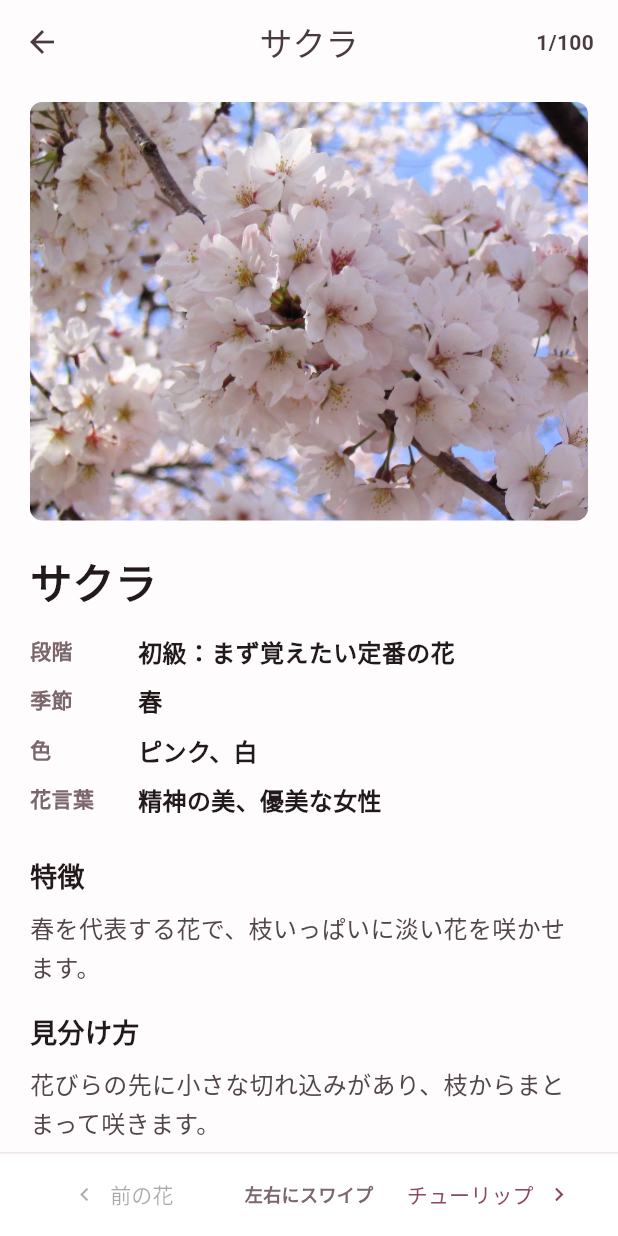
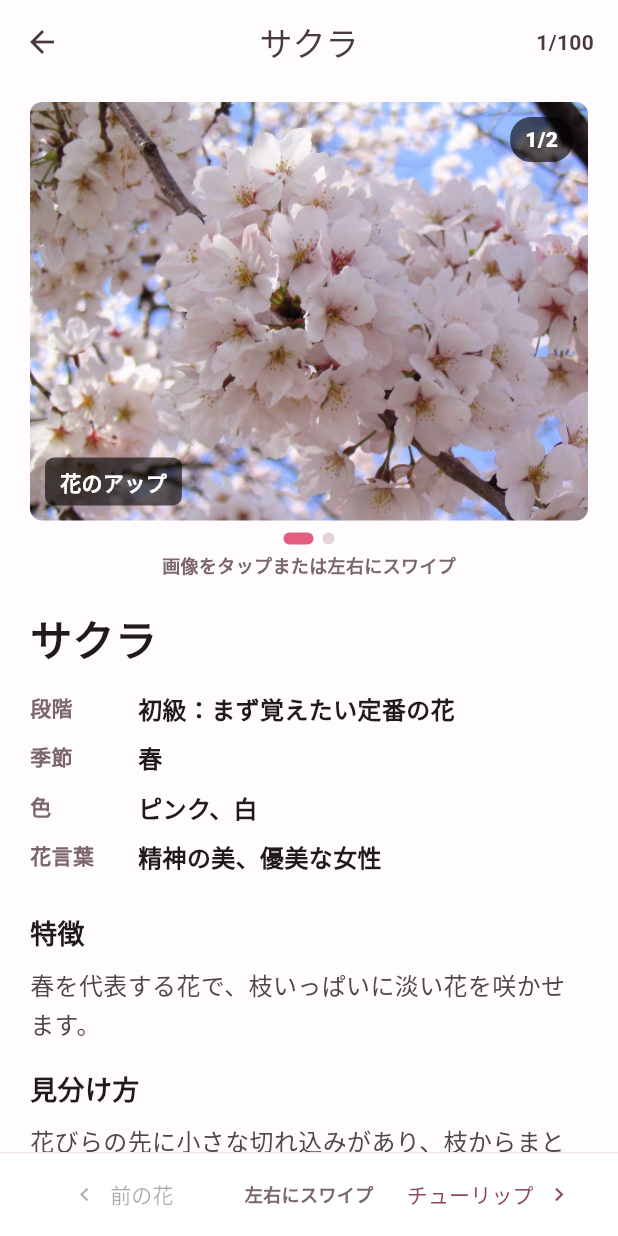
Before and after one commit to atto87/atto87.github.io, a Flutter app: the FlowerDetailScreen screen opened by its route, on a phone screen of 412 x 824 dp. Run offline on Flutter 3.47's test engine with Material 3 defaults, Android fonts, the phone set to English and light mode, and no system bars; our stand-ins replace shared_preferences; accounts and stored records are empty.

Commit message:
花の詳細に2枚目の画像を追加

```diff
--- a/lib/data/flower_data.dart
+++ b/lib/data/flower_data.dart
@@ -7,6 +7,7 @@ final List<Flower> flowers = [
     id: 'sakura',
     name: 'サクラ',
     imagePath: 'assets/images/sakura.jpg',
+    contextImagePath: 'assets/images/sakura_context.jpg',
     difficulty: FlowerDifficulty.beginner,
     season: '春',
     colors: ['ピンク', '白'],
@@ -18,6 +19,7 @@ final List<Flower> flowers = [
     id: 'tulip',
     name: 'チューリップ',
     imagePath: 'assets/images/tulip.jpg',
+    contextImagePath: 'assets/images/tulip_context.jpg',
     difficulty: FlowerDifficulty.beginner,
     season: '春',
     colors: ['赤', '黄', 'ピンク', '白', '紫'],
@@ -29,6 +31,7 @@ final List<Flower> flowers = [
     id: 'sunflower',
     name: 'ヒマワリ',
     imagePath: 'assets/images/sunflower.jpg',
+    contextImagePath: 'assets/images/sunflower_context.jpg',
     difficulty: FlowerDifficulty.beginner,
     season: '夏',
     colors: ['黄', '茶'],
@@ -40,6 +43,7 @@ final List<Flower> flowers = [
     id: 'hydrangea',
     name: 'アジサイ',
     imagePath: 'assets/images/hydrangea.jpg',
+    contextImagePath: 'assets/images/hydrangea_context.jpg',
     difficulty: FlowerDifficulty.beginner,
     season: '梅雨',
     colors: ['青', '紫', 'ピンク', '白'],
@@ -50,6 +54,7 @@ final List<Flower> flowers = [
     id: 'cosmos',
     name: 'コスモス',
     imagePath: 'assets/images/cosmos.jpg',
+    contextImagePath: 'assets/images/cosmos_context.jpg',
     difficulty: FlowerDifficulty.beginner,
     season: '秋',
     colors: ['ピンク', '白', '赤'],
@@ -61,6 +66,7 @@ final List<Flower> flowers = [
     id: 'lavender',
     name: 'ラベンダー',
     imagePath: 'assets/images/lavender.jpg',
+    contextImagePath: 'assets/images/lavender_context.jpg',
     difficulty: FlowerDifficulty.beginner,
     season: '初夏',
     colors: ['紫'],
@@ -71,6 +77,7 @@ final List<Flower> flowers = [
     id: 'rose',
     name: 'バラ',
     imagePath: 'assets/images/rose.jpg',
+    contextImagePath: 'assets/images/rose_context.jpg',
     difficulty: FlowerDifficulty.beginner,
     season: '春から秋',
     colors: ['赤', 'ピンク', '白', '黄', '紫'],
@@ -82,6 +89,7 @@ final List<Flower> flowers = [
     id: 'camellia',
     name: 'ツバキ',
     imagePath: 'assets/images/camellia.jpg',
+    contextImagePath: 'assets/images/camellia_context.jpg',
     difficulty: FlowerDifficulty.beginner,
     season: '冬から春',
     colors: ['赤', 'ピンク', '白'],
@@ -93,6 +101,7 @@ final List<Flower> flowers = [
     id: 'ume',
     name: 'ウメ',
     imagePath: 'assets/images/ume.jpg',
+    contextImagePath: 'assets/images/ume_context.jpg',
     difficulty: FlowerDifficulty.beginner,
     season: '冬から春',
     colors: ['白', 'ピンク', '赤'],
@@ -104,6 +113,7 @@ final List<Flower> flowers = [
     id: 'nemophila',
     name: 'ネモフィラ',
     imagePath: 'assets/images/nemophila.jpg',
+    contextImagePath: 'assets/images/nemophila_context.jpg',
     difficulty: FlowerDifficulty.beginner,
     season: '春',
     colors: ['青', '白'],
@@ -910,6 +920,7 @@ Flower _flower({
   required String name,
   required FlowerDifficulty difficulty,
   String? imagePath,
+  String? contextImagePath,
   String season = '準備中',
   List<String> colors = const ['準備中'],
   String? description,
@@ -919,7 +930,10 @@ Flower _flower({
   return Flower(
     id: id,
     name: name,
-    imagePath: imagePath ?? placeholderFlowerImagePath,
+    imagePaths: [
+      imagePath ?? placeholderFlowerImagePath,
+      if (contextImagePath != null) contextImagePath,
+    ],
     difficulty: difficulty,
     season: season,
     colors: colors,
--- a/lib/models/flower.dart
+++ b/lib/models/flower.dart
@@ -2,7 +2,7 @@ class Flower {
   const Flower({
     required this.id,
     required this.name,
-    required this.imagePath,
+    required this.imagePaths,
     required this.difficulty,
     required this.season,
     required this.colors,
@@ -14,7 +14,8 @@ class Flower {
 
   final String id;
   final String name;
-  final String imagePath;
+  final List<String> imagePaths;
+  String get imagePath => imagePaths.first;
   final FlowerDifficulty difficulty;
   final String season;
   final List<String> colors;
--- a/lib/screens/flower_detail_screen.dart
+++ b/lib/screens/flower_detail_screen.dart
@@ -125,17 +125,7 @@ class _FlowerDetailPage extends StatelessWidget {
       key: PageStorageKey<String>('flower-detail-${flower.id}'),
       padding: const EdgeInsets.fromLTRB(20, 12, 20, 28),
       children: [
-        ClipRRect(
-          borderRadius: BorderRadius.circular(8),
-          child: AspectRatio(
-            aspectRatio: 4 / 3,
-            child: Image.asset(
-              flower.imagePath,
-              fit: BoxFit.cover,
-              errorBuilder: (_, __, ___) => const _LargePlaceholder(),
-            ),
-          ),
-        ),
+        _FlowerImageGallery(flower: flower),
         const SizedBox(height: 20),
         Text(
           flower.name,
@@ -152,6 +142,162 @@ class _FlowerDetailPage extends StatelessWidget {
         if (flower.similarFlowers.isNotEmpty)
           _SimilarFlowersSection(similarFlowerNames: flower.similarFlowers),
       ],
+    );
+  }
+}
+
+class _FlowerImageGallery extends StatefulWidget {
+  const _FlowerImageGallery({required this.flower});
+
+  final Flower flower;
+
+  @override
+  State<_FlowerImageGallery> createState() => _FlowerImageGalleryState();
+}
+
+class _FlowerImageGalleryState extends State<_FlowerImageGallery> {
+  late final PageController _controller;
+  int _currentIndex = 0;
+
+  @override
+  void initState() {
+    super.initState();
+    _controller = PageController();
+  }
+
+  @override
+  void dispose() {
+    _controller.dispose();
+    super.dispose();
+  }
+
+  @override
+  Widget build(BuildContext context) {
+    final imagePaths = widget.flower.imagePaths;
+    final hasMultipleImages = imagePaths.length > 1;
+
+    return Column(
+      children: [
+        ClipRRect(
+          borderRadius: BorderRadius.circular(8),
+          child: AspectRatio(
+            aspectRatio: 4 / 3,
+            child: GestureDetector(
+              onTap: hasMultipleImages ? _showNextImage : null,
+              child: Stack(
+                fit: StackFit.expand,
+                children: [
+                  PageView.builder(
+                    key: Key('flower-image-gallery-${widget.flower.id}'),
+                    controller: _controller,
+                    physics: hasMultipleImages
+                        ? const PageScrollPhysics()
+                        : const NeverScrollableScrollPhysics(),
+                    itemCount: imagePaths.length,
+                    onPageChanged: (index) {
+                      setState(() => _currentIndex = index);
+                    },
+                    itemBuilder: (context, index) => Image.asset(
+                      imagePaths[index],
+                      key: Key('flower-image-${widget.flower.id}-$index'),
+                      fit: BoxFit.cover,
+                      semanticLabel: index == 0
+                          ? '${widget.flower.name}の花のアップ'
+                          : '${widget.flower.name}の葉や株、群生の様子',
+                      errorBuilder: (_, __, ___) => const _LargePlaceholder(),
+                    ),
+                  ),
+                  Positioned(
+                    top: 10,
+                    right: 10,
+                    child: DecoratedBox(
+                      decoration: BoxDecoration(
+                        color: Colors.black.withValues(alpha: 0.62),
+                        borderRadius: BorderRadius.circular(14),
+                      ),
+                      child: Padding(
+                        padding: const EdgeInsets.symmetric(
+                          horizontal: 10,
+                          vertical: 5,
+                        ),
+                        child: Text(
+                          '${_currentIndex + 1}/${imagePaths.length}',
+                          style: const TextStyle(
+                            color: Colors.white,
+                            fontWeight: FontWeight.w800,
+                          ),
+                        ),
+                      ),
+                    ),
+                  ),
+                  Positioned(
+                    left: 10,
+                    bottom: 10,
+                    child: DecoratedBox(
+                      decoration: BoxDecoration(
+                        color: Colors.black.withValues(alpha: 0.62),
+                        borderRadius: BorderRadius.circular(6),
+                      ),
+                      child: Padding(
+                        padding: const EdgeInsets.symmetric(
+                          horizontal: 10,
+                          vertical: 6,
+                        ),
+                        child: Text(
+                          _currentIndex == 0 ? '花のアップ' : '葉・株・群生の様子',
+                          style: const TextStyle(
+                            color: Colors.white,
+                            fontWeight: FontWeight.w800,
+                          ),
+                        ),
+                      ),
+                    ),
+                  ),
+                ],
+              ),
+            ),
+          ),
+        ),
+        if (hasMultipleImages) ...[
+          const SizedBox(height: 8),
+          Row(
+            mainAxisAlignment: MainAxisAlignment.center,
+            children: [
+              for (var index = 0; index < imagePaths.length; index++)
+                AnimatedContainer(
+                  duration: const Duration(milliseconds: 180),
+                  width: index == _currentIndex ? 20 : 8,
+                  height: 8,
+                  margin: const EdgeInsets.symmetric(horizontal: 3),
+                  decoration: BoxDecoration(
+                    color: index == _currentIndex
+                        ? const Color(0xFFE35D82)
+                        : const Color(0xFFE2D3D7),
+                    borderRadius: BorderRadius.circular(4),
+                  ),
+                ),
+            ],
+          ),
+          const SizedBox(height: 5),
+          const Text(
+            '画像をタップまたは左右にスワイプ',
+            style: TextStyle(
+              color: Color(0xFF7A666B),
+              fontSize: 12,
+              fontWeight: FontWeight.w700,
+            ),
+          ),
+        ],
+      ],
+    );
+  }
+
+  void _showNextImage() {
+    final nextIndex = (_currentIndex + 1) % widget.flower.imagePaths.length;
+    _controller.animateToPage(
+      nextIndex,
+      duration: const Duration(milliseconds: 250),
+      curve: Curves.easeOut,
     );
   }
 }
```
Also changed, not shown: asset_credits.json, assets/images/camellia_context.jpg (added), assets/images/cosmos_context.jpg (added), assets/images/hydrangea_context.jpg (added), assets/images/lavender_context.jpg (added), assets/images/nemophila_context.jpg (added), assets/images/rose_context.jpg (added), assets/images/sakura_context.jpg (added), assets/images/sunflower_context.jpg (added), assets/images/tulip_context.jpg (added), assets/images/ume_context.jpg (added), 3 other files.
